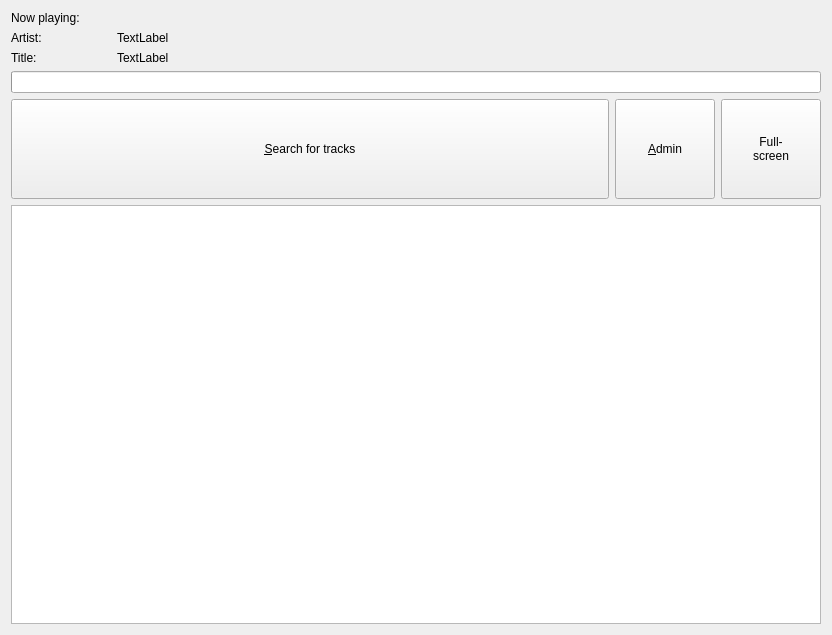
thomaslundgaard/Pimp, file mainWidget.ui: the form before one commit.
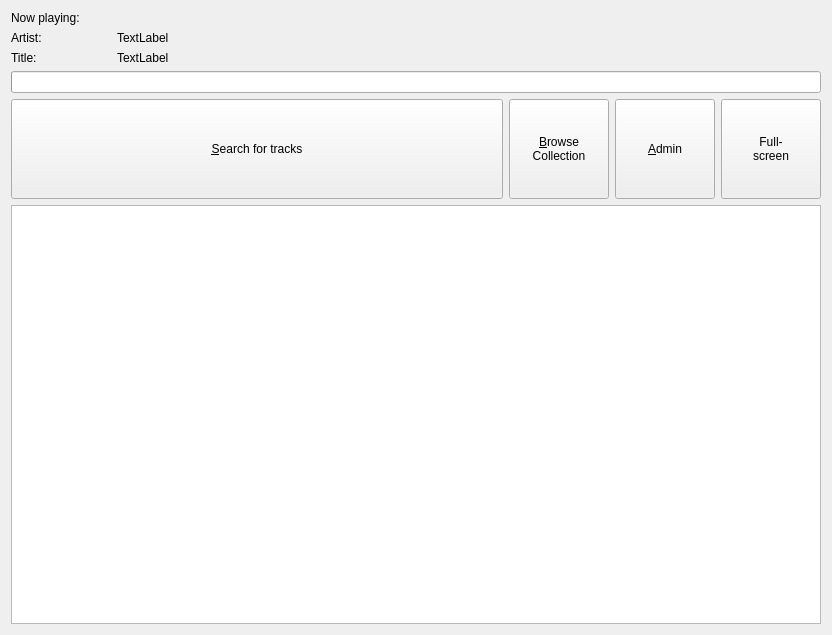
The form after the commit.

Commit message: preparations for browser widget added

The edit to the form file:
```diff
--- a/mainWidget.ui
+++ b/mainWidget.ui
@@ -109,6 +109,12 @@
     <layout class="QHBoxLayout" name="horizontalLayout_3">
      <item>
       <widget class="QPushButton" name="searchBtn">
+       <property name="sizePolicy">
+        <sizepolicy hsizetype="Minimum" vsizetype="Fixed">
+         <horstretch>0</horstretch>
+         <verstretch>0</verstretch>
+        </sizepolicy>
+       </property>
        <property name="minimumSize">
         <size>
          <width>0</width>
@@ -120,6 +126,26 @@
        </property>
       </widget>
      </item>
+     <item>
+      <widget class="QPushButton" name="Browse">
+       <property name="sizePolicy">
+        <sizepolicy hsizetype="Fixed" vsizetype="Fixed">
+         <horstretch>0</horstretch>
+         <verstretch>0</verstretch>
+        </sizepolicy>
+       </property>
+       <property name="minimumSize">
+        <size>
+         <width>100</width>
+         <height>100</height>
+        </size>
+       </property>
+       <property name="text">
+        <string>&amp;Browse
+Collection</string>
+       </property>
+      </widget>
+     </item>
      <item>
       <widget class="QPushButton" name="adminBtn">
        <property name="sizePolicy">
```
The commit also changes 7 other files.
